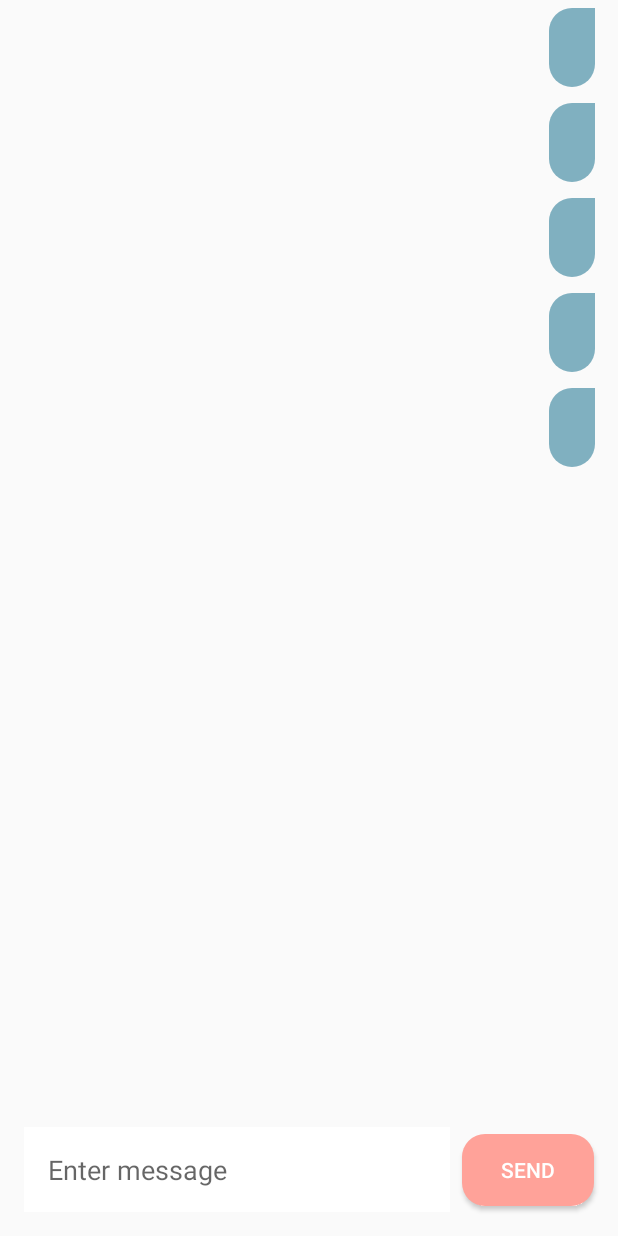
After one commit to namzoen/aCupOfBond, an Android app: the layout chatroom.xml on its own in the app's theme, with its tools: preview values and no code run, on a phone screen of 412 x 824 dp. The commit adds this screen. Run offline under Robolectric (Android 15) with nearby library versions, the phone set to English and light mode, and no system bars.

Commit message:
Chatroom added (not functional)

```diff
--- a/app/src/main/java/com/example/acupofbond/Message.kt
+++ b/app/src/main/java/com/example/acupofbond/Message.kt
@@ -1,6 +1,5 @@
 package com.example.acupofbond
 
 
-data class Message(var user:String,
-                   var message:String,
-                   var time:Long)
+data class Message(val text: String = "",
+                   val sendBy: String = "")
--- /dev/null
+++ b/app/src/main/res/layout/chatroom.xml
@@ -0,0 +1,50 @@
+<?xml version="1.0" encoding="utf-8"?>
+<androidx.constraintlayout.widget.ConstraintLayout
+    xmlns:android="http://schemas.android.com/apk/res/android"
+    xmlns:app="http://schemas.android.com/apk/res-auto"
+    xmlns:tools="http://schemas.android.com/tools"
+    android:orientation="vertical"
+    android:layout_width="match_parent"
+    android:layout_height="match_parent">
+
+    <EditText
+        android:id="@+id/editText"
+        android:layout_width="0dp"
+        android:layout_height="wrap_content"
+        android:layout_marginStart="16dp"
+        android:layout_marginTop="16dp"
+        android:layout_marginEnd="8dp"
+        android:layout_marginBottom="16dp"
+        android:background="@color/white"
+        android:hint="@string/enter_message"
+        android:padding="16dp"
+        app:layout_constraintBottom_toBottomOf="parent"
+        app:layout_constraintEnd_toStartOf="@+id/button"
+        app:layout_constraintStart_toStartOf="parent"
+        app:layout_constraintTop_toBottomOf="@+id/recyclerView" />
+
+    <Button
+        android:id="@+id/button"
+        android:layout_width="wrap_content"
+        android:layout_height="wrap_content"
+        android:layout_marginEnd="16dp"
+        android:background="@drawable/button_accent"
+        android:text="@string/send"
+        android:textColor="@android:color/white"
+        app:layout_constraintBottom_toBottomOf="@+id/editText"
+        app:layout_constraintEnd_toEndOf="parent"
+        app:layout_constraintTop_toTopOf="@+id/editText" />
+
+    <androidx.recyclerview.widget.RecyclerView
+        android:id="@+id/recyclerView"
+        android:layout_width="0dp"
+        tools:listitem="@layout/my_bubble_shape"
+        tools:itemCount="5"
+        android:layout_height="0dp"
+        app:layoutManager="androidx.recyclerview.widget.LinearLayoutManager"
+        app:layout_constraintBottom_toTopOf="@+id/editText"
+        app:layout_constraintEnd_toEndOf="parent"
+        app:layout_constraintStart_toStartOf="parent"
+        app:layout_constraintTop_toTopOf="parent" />
+
+</androidx.constraintlayout.widget.ConstraintLayout>
--- a/app/src/main/res/layout/friend_bubble_shape.xml
+++ b/app/src/main/res/layout/friend_bubble_shape.xml
@@ -10,7 +10,7 @@
     android:layout_height="wrap_content">
 
     <TextView
-        android:id="@+id/message"
+        android:id="@+id/messageTheir"
         android:background="@drawable/friend_bubble_shape"
         android:layout_width="wrap_content"
         android:layout_height="wrap_content"
@@ -21,5 +21,5 @@
         app:layout_constrainedWidth="true"
         app:layout_constraintTop_toTopOf="parent"
         app:layout_constraintEnd_toEndOf="parent"
-        android:layout_marginStart="12dp"></TextView>
+        android:layout_marginStart="12dp"/>
 </androidx.constraintlayout.widget.ConstraintLayout>
--- a/app/src/main/res/layout/my_bubble_shape.xml
+++ b/app/src/main/res/layout/my_bubble_shape.xml
@@ -11,7 +11,7 @@
     android:layout_height="wrap_content">
 
     <TextView
-        android:id="@+id/message"
+        android:id="@+id/messageMy"
         android:layout_width="wrap_content"
         android:layout_height="wrap_content"
         android:textColor="@color/black"
@@ -21,4 +21,5 @@
         android:background="@drawable/my_bubble_shape"
         app:layout_constraintEnd_toEndOf="parent"
         app:layout_constraintTop_toTopOf="parent"/>
+
 </androidx.constraintlayout.widget.ConstraintLayout>
```
Also changed, not shown: app/build.gradle (+16 -0 lines), app/src/main/java/com/example/acupofbond/ChatFragment.kt (added, +7 -0 lines), app/src/main/java/com/example/acupofbond/Chatroom.kt (added, +74 -0 lines), app/src/main/java/com/example/acupofbond/EditProfileActivity.kt (+10 -12 lines), app/src/main/java/com/example/acupofbond/MainActivity.kt (+6 -3 lines), app/src/main/res/layout/fragment_chat.xml (+1 -66 lines).
